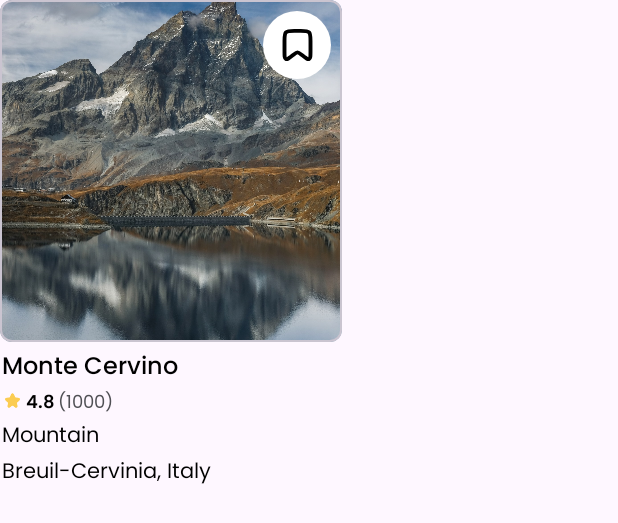
After one commit to ryhn7/Wanderlusty-xml-version, an Android app: the layout item_card_one.xml on its own in the app's theme, with its tools: preview values and no code run, on a phone screen of 412 x 824 dp. The commit adds this screen. Shown: the top 523 px of the screen. Run offline under Robolectric (Android 15) with nearby library versions, the phone set to English and light mode, and no system bars.

Commit message:
feat(explore tourism): add card one

```diff
--- /dev/null
+++ b/app/src/main/res/drawable/container_bookmark_button.xml
@@ -0,0 +1,8 @@
+<?xml version="1.0" encoding="utf-8"?>
+<selector xmlns:android="http://schemas.android.com/apk/res/android">
+    <item android:id="@android:id/background">
+        <shape android:shape="oval">
+            <solid android:color="@android:color/white" />
+        </shape>
+    </item>
+</selector>
--- /dev/null
+++ b/app/src/main/res/drawable/ic_bookmark.xml
@@ -0,0 +1,10 @@
+<vector xmlns:android="http://schemas.android.com/apk/res/android" xmlns:aapt="http://schemas.android.com/aapt"
+    android:viewportWidth="20"
+    android:viewportHeight="20"
+    android:width="26dp"
+    android:height="26dp">
+    <path
+        android:pathData="M3.3335 7.5C3.3335 5.14298 3.3335 3.96447 4.06573 3.23223C4.79796 2.5 5.97647 2.5 8.3335 2.5H11.6668C14.0239 2.5 15.2024 2.5 15.9346 3.23223C16.6668 3.96447 16.6668 5.14298 16.6668 7.5V13.1897C16.6668 15.4257 16.6668 16.5438 15.9633 16.8857C15.2597 17.2277 14.3805 16.537 12.6223 15.1555L12.0596 14.7133C11.0709 13.9365 10.5766 13.5482 10.0002 13.5482C9.42372 13.5482 8.9294 13.9365 7.94076 14.7133L7.37805 15.1555C5.61978 16.537 4.74065 17.2277 4.03707 16.8857C3.3335 16.5438 3.3335 15.4257 3.3335 13.1897V7.5Z"
+        android:strokeColor="#000000"
+        android:strokeWidth="2" />
+</vector>
--- /dev/null
+++ b/app/src/main/res/layout/item_card_one.xml
@@ -0,0 +1,99 @@
+<?xml version="1.0" encoding="utf-8"?>
+<androidx.constraintlayout.widget.ConstraintLayout xmlns:android="http://schemas.android.com/apk/res/android"
+    xmlns:app="http://schemas.android.com/apk/res-auto"
+    android:layout_width="match_parent"
+    android:layout_height="match_parent">
+
+    <com.google.android.material.card.MaterialCardView
+        android:id="@+id/img_container_card_one"
+        android:layout_width="228dp"
+        android:layout_height="wrap_content"
+        app:cardCornerRadius="8dp"
+        app:layout_constraintStart_toStartOf="parent"
+        app:layout_constraintTop_toTopOf="parent">
+
+        <ImageView
+            android:id="@+id/img_card_one"
+            android:layout_width="match_parent"
+            android:layout_height="228dp"
+            android:contentDescription="@string/dummy_image"
+            android:scaleType="centerCrop"
+            android:src="@drawable/example_img" />
+    </com.google.android.material.card.MaterialCardView>
+
+    <ImageButton
+        android:layout_width="45dp"
+        android:layout_height="45dp"
+        android:layout_marginTop="7dp"
+        android:layout_marginEnd="7dp"
+        android:background="@drawable/container_bookmark_button"
+        android:contentDescription="@string/icon"
+        android:src="@drawable/ic_bookmark"
+        app:layout_constraintEnd_toEndOf="@id/img_container_card_one"
+        app:layout_constraintTop_toTopOf="parent" />
+
+    <TextView
+        android:id="@+id/tv_title_card_one"
+        style="@style/TitleCardOne"
+        android:layout_width="wrap_content"
+        android:layout_height="wrap_content"
+        android:layout_marginStart="1dp"
+        android:layout_marginTop="4dp"
+        android:text="Monte Cervino"
+        app:layout_constraintStart_toStartOf="parent"
+        app:layout_constraintTop_toBottomOf="@id/img_container_card_one" />
+
+    <LinearLayout
+        android:id="@+id/ll_rating_card_one"
+        android:layout_width="wrap_content"
+        android:layout_height="wrap_content"
+        android:layout_marginStart="1dp"
+        android:orientation="horizontal"
+        app:layout_constraintStart_toStartOf="parent"
+        app:layout_constraintTop_toBottomOf="@id/tv_title_card_one">
+
+        <ImageView
+            android:layout_width="14dp"
+            android:layout_height="14dp"
+            android:layout_marginTop="1dp"
+            android:contentDescription="@string/icon"
+            android:src="@drawable/ic_start_fill" />
+
+        <TextView
+            android:id="@+id/tv_rating"
+            style="@style/RatingCardOne"
+            android:layout_width="wrap_content"
+            android:layout_height="wrap_content"
+            android:layout_marginHorizontal="2dp"
+            android:text="4.8" />
+
+        <TextView
+            android:id="@+id/tv_review"
+            style="@style/ReviewCardOne"
+            android:layout_width="wrap_content"
+            android:layout_height="wrap_content"
+            android:text="(1000)" />
+    </LinearLayout>
+
+    <TextView
+        android:id="@+id/type_card_one"
+        style="@style/TypeCardOne"
+        android:layout_width="wrap_content"
+        android:layout_height="wrap_content"
+        android:layout_marginStart="1dp"
+        android:text="Mountain"
+        app:layout_constraintStart_toStartOf="parent"
+        app:layout_constraintTop_toBottomOf="@+id/ll_rating_card_one" />
+
+    <TextView
+        android:id="@+id/location_card_one"
+        style="@style/TypeCardOne"
+        android:layout_width="wrap_content"
+        android:layout_height="wrap_content"
+        android:layout_marginStart="1dp"
+        android:text="Breuil-Cervinia, Italy"
+        app:layout_constraintStart_toStartOf="parent"
+        app:layout_constraintTop_toBottomOf="@+id/type_card_one" />
+
+
+</androidx.constraintlayout.widget.ConstraintLayout>
--- a/app/src/main/res/values/themes.xml
+++ b/app/src/main/res/values/themes.xml
@@ -28,7 +28,6 @@
         <item name="android:textSize">16sp</item>
         <item name="android:textColor">@color/black</item>
         <item name="android:fontFamily">@font/poppins_medium</item>
-        <item name="android:letterSpacing">-0.56</item>
     </style>
 
     <style name="RatingCardOne">
```
Also changed, not shown: app/src/main/res/drawable/ic_bookmark.png (deleted).
